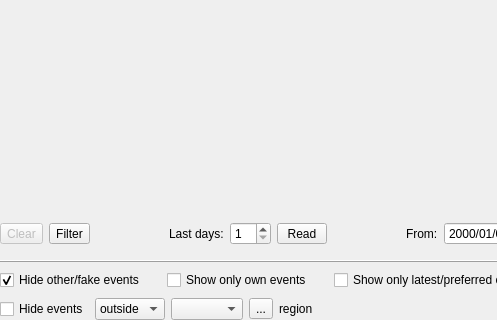
Above: libs/seiscomp/gui/datamodel/eventlistview.ui from SeisComP/common before the change; both pictures show x 0 to 497 and y 390 to 710 of the 802 by 710 pixel window. Below: the same form after it.
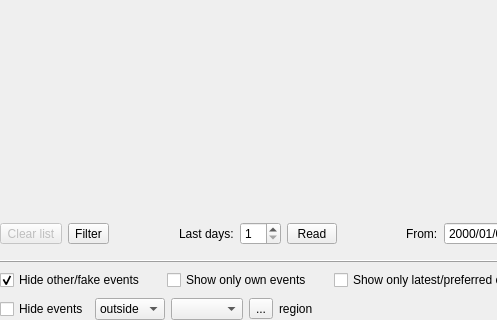
That is the form after the change. Icons and pictures are not drawn.

Commit message:
[gui] Rename EventListView clear button text to "Clear list"
and add button to filter widget to reset all filter settings

What changed in the file:
```diff
--- a/libs/seiscomp/gui/datamodel/eventlistview.ui
+++ b/libs/seiscomp/gui/datamodel/eventlistview.ui
@@ -77,7 +77,7 @@
            <string>Removes all events from the list</string>
           </property>
           <property name="text" >
-           <string>Clear</string>
+           <string>Clear list</string>
           </property>
          </widget>
         </item>
```
The commit also changes 3 other files.
